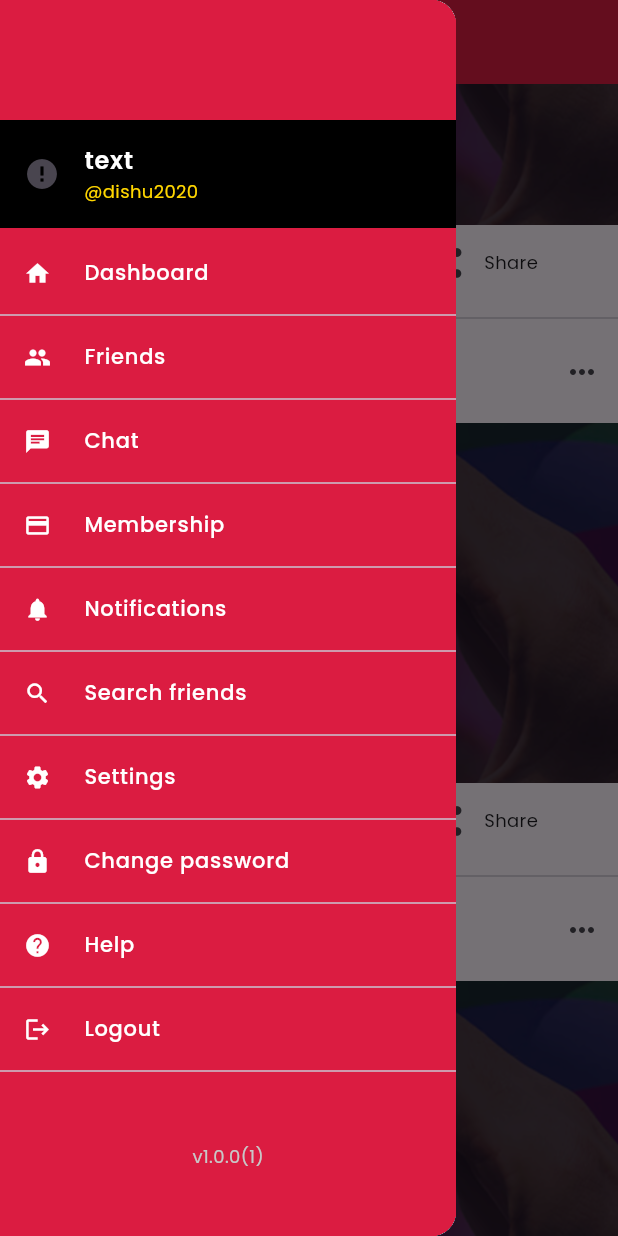
After one commit to iCoder38/LGBT, a Flutter app: the DashboardScreen screen opened directly, scrolled down 576 dp, after a tap on the "menu" icon, on a phone screen of 412 x 824 dp. The commit adds this screen. Run offline on Flutter 3.47's test engine with Material 3 defaults, Android fonts, the phone set to English and light mode, and no system bars; drawn by our look-alikes of cached_network_image; our stand-ins replace firebase_core, flutter_dotenv, flutter_svg, google_fonts, logger, shared_preferences; accounts and stored records are empty; network calls fail.

Commit message:
UI: Drawer

```diff
--- a/lib/Features/Screens/Dashboard/dashboard.dart
+++ b/lib/Features/Screens/Dashboard/dashboard.dart
@@ -8,13 +8,23 @@ class DashboardScreen extends StatefulWidget {
 }
 
 class _DashboardScreenState extends State<DashboardScreen> {
+  // scaffold
+  final GlobalKey<ScaffoldState> _scaffoldKey = GlobalKey<ScaffoldState>();
+
   @override
   Widget build(BuildContext context) {
     return Scaffold(
+      key: _scaffoldKey,
       appBar: CustomAppBar(
         title: Localizer.get(AppText.dashboard.key),
+        backgroundColor: AppColor().kNavigationColor,
+        backIcon: Icons.menu,
         showBackButton: true,
+        onBackPressed: () {
+          _scaffoldKey.currentState?.openDrawer();
+        },
       ),
+      drawer: const CustomDrawer(),
       body: _UIKIT(context),
     );
   }
--- a/lib/Features/Utils/barrel/imports.dart
+++ b/lib/Features/Utils/barrel/imports.dart
@@ -21,5 +21,6 @@ export 'package:lgbt_togo/Features/Utils/navigation/navigation.dart';
 export 'package:lgbt_togo/Features/Screens/auth/registration.dart';
 export 'package:lgbt_togo/Features/Screens/auth/login.dart';
 export 'package:lgbt_togo/Features/Utils/resources/image_svg.dart';
-
+export 'package:lgbt_togo/Features/Utils/custom/drawer.dart';
 export 'package:lgbt_togo/Features/Utils/custom/alerts.dart';
+export 'package:cached_network_image/cached_network_image.dart';
--- a/lib/Features/Utils/custom/custom.dart
+++ b/lib/Features/Utils/custom/custom.dart
@@ -229,26 +229,30 @@ class CustomTextField extends StatelessWidget {
 class CustomAppBar extends StatelessWidget implements PreferredSizeWidget {
   final String title;
   final bool showBackButton;
+  final IconData? backIcon; // <-- Custom back icon
   final List<Widget>? actions;
   final bool centerTitle;
   final Color backgroundColor;
   final Color titleColor;
+  final VoidCallback? onBackPressed;
 
   const CustomAppBar({
     super.key,
     required this.title,
     this.showBackButton = true,
+    this.backIcon, // <-- New icon param
     this.actions,
     this.centerTitle = true,
     this.backgroundColor = Colors.white,
     this.titleColor = Colors.black,
+    this.onBackPressed,
   });
 
   @override
   Widget build(BuildContext context) {
     return AppBar(
-      automaticallyImplyLeading: showBackButton,
-      backgroundColor: AppColor().kNavigationColor,
+      automaticallyImplyLeading: false,
+      backgroundColor: backgroundColor,
       elevation: 0,
       centerTitle: centerTitle,
       title: customText(
@@ -256,12 +260,18 @@ class CustomAppBar extends StatelessWidget implements PreferredSizeWidget {
         16,
         context,
         fontWeight: FontWeight.w600,
-        color: AppColor().kWhite,
+        color: titleColor,
       ),
       leading: showBackButton
           ? IconButton(
-              icon: Icon(Icons.arrow_back, color: AppColor().kWhite),
-              onPressed: () => Navigator.pop(context),
+              icon: Icon(backIcon ?? Icons.arrow_back, color: titleColor),
+              onPressed: () {
+                if (onBackPressed != null) {
+                  onBackPressed!(); // Custom behavior
+                } else {
+                  Navigator.pop(context); // Default fallback
+                }
+              },
             )
           : null,
       actions: actions,
@@ -512,7 +522,9 @@ Widget CustomFeedHeaderProfile({
     child: Row(
       crossAxisAlignment: CrossAxisAlignment.start,
       children: [
-        Padding(
+        GestureDetector(
+          onTap: onClick, // Profile picture tap triggers user tap
+          child: Padding(
             padding: const EdgeInsets.only(left: 4.0),
             child: ClipRRect(
               borderRadius: BorderRadius.circular(12),
@@ -522,6 +534,7 @@ Widget CustomFeedHeaderProfile({
                 child: imagePath.startsWith('http')
                     ? Image.network(imagePath, fit: BoxFit.cover)
                     : Image.asset(imagePath, fit: BoxFit.cover),
+              ),
             ),
           ),
         ),
@@ -605,3 +618,37 @@ Widget CustomFeedLikeCommentShare({
 
 // ====================== FEEDS END ============================================
 // =============================================================================
+
+// Example shimmer loader
+class ShimmerLoader extends StatelessWidget {
+  final double width;
+
+  const ShimmerLoader({super.key, required this.width});
+
+  @override
+  Widget build(BuildContext context) {
+    return Container(width: width, height: 40, color: Colors.grey.shade300);
+  }
+}
+
+Widget CustomCacheImageForUserProfile({
+  required String imageURL,
+  int memCacheHeight = 140,
+  int memCacheWidth = 140,
+}) {
+  return ClipRRect(
+    borderRadius: BorderRadius.circular(14.0),
+    child: CachedNetworkImage(
+      memCacheHeight: memCacheHeight,
+      memCacheWidth: memCacheWidth,
+      imageUrl: imageURL,
+      fit: BoxFit.cover,
+      placeholder: (context, url) => SizedBox(
+        height: 40,
+        width: 40,
+        child: ShimmerLoader(width: MediaQuery.of(context).size.width),
+      ),
+      errorWidget: (context, url, error) => const Icon(Icons.error),
+    ),
+  );
+}
--- /dev/null
+++ b/lib/Features/Utils/custom/drawer.dart
@@ -0,0 +1,333 @@
+import 'dart:convert';
+
+import 'package:lgbt_togo/Features/Screens/Dashboard/dashboard.dart';
+import 'package:lgbt_togo/Features/Utils/barrel/imports.dart';
+
+class CustomDrawer extends StatefulWidget {
+  const CustomDrawer({super.key});
+
+  @override
+  State<CustomDrawer> createState() => _CustomDrawerState();
+}
+
+class _CustomDrawerState extends State<CustomDrawer> {
+  //
+  String loginUserName = '';
+  String loginUserAddress = '';
+  var displayProfilePicture = '';
+  var storeLoginUserData;
+  @override
+  void initState() {
+    //
+    // localData();
+    super.initState();
+  }
+
+  /*Future<Map<String, dynamic>?> getLoginResponse() async {
+    final storage = FlutterSecureStorage();
+    String? jsonString =
+        await storage.read(key: AppResources.text.textSaveLoginResponseKey);
+    if (jsonString != null) {
+      // Decode the JSON string into a Map
+      return jsonDecode(jsonString);
+    }
+    return null; // Return null if no data is found
+  }*/
+
+  /*localData() async {
+    debugPrint('== LOCAL DATA ==');
+    Map<String, dynamic>? loginData = await getLoginResponse();
+    if (loginData != null) {
+      // print("Login Data Retrieved: $loginData");
+      customLog(loginData);
+      loginUserName = loginData['data']['firstName'].toString();
+      loginUserAddress = loginData['data']['address'].toString();
+      setState(() {});
+    } else {
+      if (kDebugMode) {
+        print("No login data found.");
+      }
+    }
+  }*/
+
+  @override
+  Widget build(BuildContext context) {
+    return Drawer(
+      child: _UIBGImage(),
+      // _UIKit(context),
+    );
+  }
+
+  Container _UIBGImage() {
+    return Container(
+      width: double.infinity,
+      height: double.infinity,
+      color: AppColor().PRIMARY_COLOR,
+      child: _UIKit(context),
+    );
+  }
+
+  Widget _UIKit(BuildContext context) {
+    return SingleChildScrollView(
+      child: Column(
+        children: [
+          SizedBox(height: 80),
+          Container(
+            // height: 120,
+            width: MediaQuery.of(context).size.width,
+            color: Colors.black,
+            child: ListTile(
+              leading: CustomCacheImageForUserProfile(
+                imageURL: AppImage().DUMMY_1,
+              ),
+              title: customText(
+                "text",
+                16,
+                context,
+                color: AppColor().kWhite,
+                fontWeight: FontWeight.w600,
+              ),
+              subtitle: customText(
+                "@dishu2020",
+                12,
+                context,
+                color: AppColor().YELLOW,
+              ),
+            ),
+          ),
+          const SizedBox(height: 10),
+          buildListTile(
+            title: "Dashboard",
+            icon: Icons.home,
+            onTap: () {
+              Navigator.pushReplacement(
+                context,
+                MaterialPageRoute(builder: (context) => DashboardScreen()),
+              );
+            },
+          ),
+          Divider(),
+          buildListTile(title: "Friends", icon: Icons.group, onTap: () {}),
+          Divider(),
+          buildListTile(title: "Chat", icon: Icons.chat, onTap: () {}),
+          Divider(),
+          buildListTile(
+            title: "Membership",
+            icon: Icons.credit_card,
+            onTap: () {},
+          ),
+          Divider(),
+          buildListTile(
+            title: "Notifications",
+            icon: Icons.notifications,
+            onTap: () {},
+          ),
+          Divider(),
+          buildListTile(
+            title: "Search friends",
+            icon: Icons.search,
+            onTap: () {},
+          ),
+          Divider(),
+          buildListTile(title: "Settings", icon: Icons.settings, onTap: () {}),
+          Divider(),
+          buildListTile(
+            title: "Change password",
+            icon: Icons.lock,
+            onTap: () {},
+          ),
+          Divider(),
+          buildListTile(title: "Help", icon: Icons.help, onTap: () {}),
+          Divider(),
+          buildListTile(title: "Logout", icon: Icons.logout, onTap: () {}),
+          Divider(),
+
+          const SizedBox(height: 40),
+          customText('v1.0.0(1)', 12.0, context, color: AppColor().GRAY),
+          SizedBox(height: 40),
+        ],
+      ),
+    );
+  }
+
+  /*void showLogoutPopup({
+    required BuildContext context,
+    // required String message,
+    Color? backgroundColor,
+  }) async {
+    await showDialog(
+      barrierDismissible: true,
+      context: context,
+      builder: (BuildContext context) {
+        return Material(
+          type: MaterialType.transparency,
+          child: Padding(
+            padding: const EdgeInsets.all(16.0),
+            child: Column(
+              mainAxisAlignment: MainAxisAlignment.end,
+              children: [
+                Container(
+                  width: double.infinity,
+                  decoration: BoxDecoration(
+                    color: Colors.redAccent,
+                    borderRadius: BorderRadius.circular(14.0),
+                  ),
+                  child: Column(
+                    mainAxisAlignment: MainAxisAlignment.center,
+                    children: [
+                      Padding(
+                        padding: const EdgeInsets.all(8.0),
+                        child: Center(
+                          child: customText(
+                            'Are you sure you want to logout ?',
+                            18.0,
+                            context,
+                            darkModeColor:
+                                hexToColor(AppResources.hexColor.whiteColor),
+                            lightModeColor:
+                                hexToColor(AppResources.hexColor.whiteColor),
+                          ),
+                        ),
+                      ),
+                    ],
+                  ),
+                ),
+                const SizedBox(height: 6.0),
+                GestureDetector(
+                  onTap: () async {
+                    dismissAlert(context);
+
+                    final storageHelper = SecureStorageHelper();
+                    String uid = '';
+                    Map<String, dynamic>? data = await storageHelper.getData(
+                      AppResources.text.textSaveLoginResponseKey,
+                    );
+                    if (data != null) {
+                      // customLog('Retrieved Data: $data');
+                      storeLoginUserData = data;
+                      uid = storeLoginUserData['data']['userId'].toString();
+                    } else {
+                      customLog('No data found.');
+                    }
+
+                    final storage = FlutterSecureStorage();
+                    await storage.delete(
+                      key: AppResources.text.textSaveLoginResponseKey,
+                    );
+                    await storage.deleteAll().then((v) {
+                      Navigator.push(
+                        context,
+                        MaterialPageRoute(
+                            builder: (context) => const LoginScreen()),
+                      );
+                    });
+                    callLogout(context, uid.toString());
+                  },
+                  child: Container(
+                    height: 50,
+                    width: MediaQuery.of(context).size.width / 2,
+                    decoration: BoxDecoration(
+                      color: Colors.black,
+                      borderRadius: BorderRadius.circular(25.0),
+                    ),
+                    child: Row(
+                      mainAxisAlignment: MainAxisAlignment.center,
+                      children: [
+                        Center(
+                          child: customText(
+                            'Yes, logout',
+                            14.0,
+                            context,
+                            fontWeight: FontWeight.w800,
+                            darkModeColor:
+                                hexToColor(AppResources.hexColor.whiteColor),
+                            lightModeColor:
+                                hexToColor(AppResources.hexColor.whiteColor),
+                          ),
+                        ),
+                      ],
+                    ),
+                  ),
+                ),
+              ],
+            ),
+          ),
+        );
+      },
+    );
+  }*/
+
+  Widget buildListTile({
+    required String title,
+    required IconData icon,
+    required VoidCallback onTap,
+  }) {
+    return ListTile(
+      minTileHeight: 40,
+      leading: Icon(icon, color: Colors.white, size: 18.0),
+      title: customText(
+        title,
+        14.0,
+        context,
+        fontWeight: FontWeight.w500,
+        color: AppColor().kWhite,
+      ),
+      onTap: onTap,
+    );
+  }
+
+  /*Future<void> callLogout(BuildContext context, String userId) async {
+    var payload = {
+      "action": "logout",
+      "userId": userId,
+    };
+
+    customLog("Payload: $payload");
+
+    try {
+      final response = await ApiService().callCommonNetwordApi(payload);
+      customLog(response);
+      if (response['status'].toString() == AppResources.text.textSuccess) {
+        customLog(response);
+      } else {
+        showExceptionPopup(
+            context: context, message: response['msg'].toString());
+      }
+    } catch (e) {
+      showExceptionPopup(context: context, message: e.toString());
+    } finally {
+      setState(() {});
+    }
+  }*/
+
+  void showLogout(BuildContext context) {
+    showModalBottomSheet(
+      context: context,
+      builder: (BuildContext context) {
+        return Container(
+          padding: const EdgeInsets.all(16.0),
+          height: 200,
+          width: MediaQuery.of(context).size.width,
+          child: Column(
+            crossAxisAlignment: CrossAxisAlignment.start,
+            children: [
+              const Center(
+                child: Text(
+                  'Delete account',
+                  style: TextStyle(fontSize: 18, fontWeight: FontWeight.bold),
+                ),
+              ),
+              const SizedBox(height: 16),
+              const Center(
+                child: Text(
+                  'Your account will be deleted account permanently.',
+                ),
+              ),
+              const SizedBox(height: 20),
+            ],
+          ),
+        );
+      },
+    );
+  }
+}
--- a/lib/Features/Utils/resources/image_svg.dart
+++ b/lib/Features/Utils/resources/image_svg.dart
@@ -1,4 +1,8 @@
 class AppImage {
+  // dummy images
+  String DUMMY_1 =
+      "https://usercontent.one/wp/manforhimself.com/wp-content/uploads/2025/01/MFH_THIN-HAIR_FEATURE-IMAGE.png?media=1728223447";
+  // app images
   String LOGO = "assets/images/1024.png";
   String LOGO_TRANSPARENT = "assets/images/1024.png";
 
--- a/lib/main.dart
+++ b/lib/main.dart
@@ -26,8 +26,8 @@ void main() async {
 
       theme: ThemeData.light(),
       debugShowCheckedModeBanner: false,
-      home: OnboardingScreen(),
-      // home: LoginScreen(),
+      // home: OnboardingScreen(),
+      home: LoginScreen(),
     ),
   );
 }
--- a/pubspec.yaml
+++ b/pubspec.yaml
@@ -46,6 +46,7 @@ dependencies:
   package_info_plus: ^8.3.0
   flutter_dotenv: ^5.2.1
   flutter_svg: ^2.1.0
+  cached_network_image: ^3.4.1
 
 dev_dependencies:
   flutter_test:
```
Also changed, not shown: pubspec.lock. Lines whose indentation alone changed are shown as unchanged.
